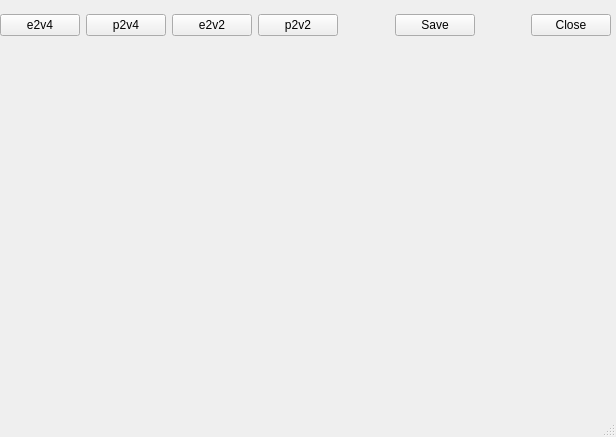
The window that bpm_plot/uis/wp's.ui (vitaliibalakin/c_orbit) describes before a commit, drawn with Qt 5.
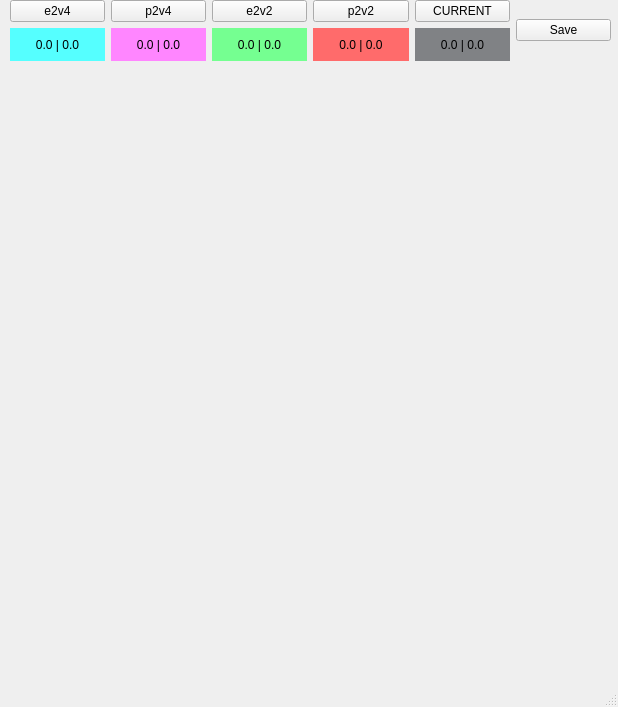
The same window after the commit.

```diff
--- a/bpm_plot/uis/wp's.ui
+++ b/bpm_plot/uis/wp's.ui
@@ -6,104 +6,143 @@
    <rect>
     <x>0</x>
     <y>0</y>
-    <width>616</width>
-    <height>437</height>
+    <width>618</width>
+    <height>707</height>
    </rect>
   </property>
   <property name="windowTitle">
    <string>MainWindow</string>
   </property>
   <widget class="QWidget" name="centralwidget">
-   <widget class="QWidget" name="gridLayoutWidget">
+   <widget class="QWidget" name="wp_plot" native="true">
     <property name="geometry">
      <rect>
-      <x>0</x>
+      <x>10</x>
+      <y>60</y>
+      <width>600</width>
+      <height>600</height>
+     </rect>
+    </property>
+   </widget>
+   <widget class="QWidget" name="gridLayoutWidget_2">
+    <property name="geometry">
+     <rect>
+      <x>10</x>
       <y>0</y>
-      <width>611</width>
-      <height>50</height>
+      <width>601</width>
+      <height>61</height>
      </rect>
     </property>
-    <layout class="QGridLayout" name="gridLayout">
-     <item row="0" column="3">
+    <layout class="QGridLayout" name="gridLayout_3">
+     <item row="1" column="2">
+      <widget class="QLabel" name="lbl_e2v2">
+       <property name="styleSheet">
+        <string notr="true">background-color:#75ff91;</string>
+       </property>
+       <property name="text">
+        <string>0.0 | 0.0</string>
+       </property>
+       <property name="alignment">
+        <set>Qt::AlignCenter</set>
+       </property>
+      </widget>
+     </item>
+     <item row="1" column="4">
+      <widget class="QLabel" name="lbl_cur">
+       <property name="styleSheet">
+        <string notr="true">background-color:#808285;</string>
+       </property>
+       <property name="text">
+        <string>0.0 | 0.0</string>
+       </property>
+       <property name="alignment">
+        <set>Qt::AlignCenter</set>
+       </property>
+      </widget>
+     </item>
+     <item row="0" column="0">
       <widget class="QPushButton" name="btn_sel_e2v4">
        <property name="text">
         <string>e2v4</string>
        </property>
       </widget>
      </item>
-     <item row="0" column="7">
-      <spacer name="horizontalSpacer_3">
-       <property name="orientation">
-        <enum>Qt::Horizontal</enum>
-       </property>
-       <property name="sizeHint" stdset="0">
-        <size>
-         <width>40</width>
-         <height>20</height>
-        </size>
-       </property>
-      </spacer>
-     </item>
-     <item row="0" column="4">
+     <item row="0" column="1">
       <widget class="QPushButton" name="btn_sel_p2v4">
        <property name="text">
         <string>p2v4</string>
        </property>
       </widget>
      </item>
-     <item row="0" column="12">
-      <widget class="QPushButton" name="btn_close">
+     <item row="1" column="1">
+      <widget class="QLabel" name="lbl_p2v4">
+       <property name="styleSheet">
+        <string notr="true">background-color:#ff86ff;</string>
+       </property>
        <property name="text">
-        <string>Close</string>
+        <string>0.0 | 0.0</string>
        </property>
+       <property name="alignment">
+        <set>Qt::AlignCenter</set>
+       </property>
       </widget>
      </item>
-     <item row="0" column="5">
+     <item row="0" column="4">
+      <widget class="QPushButton" name="pushButton">
+       <property name="text">
+        <string>CURRENT</string>
+       </property>
+      </widget>
+     </item>
+     <item row="0" column="2">
       <widget class="QPushButton" name="btn_sel_e2v2">
        <property name="text">
         <string>e2v2</string>
        </property>
       </widget>
      </item>
-     <item row="0" column="10">
-      <widget class="QPushButton" name="btn_save">
+     <item row="1" column="3">
+      <widget class="QLabel" name="lbl_p2v2">
+       <property name="styleSheet">
+        <string notr="true">background-color:#ff6b6b;</string>
+       </property>
        <property name="text">
-        <string>Save</string>
+        <string>0.0 | 0.0</string>
        </property>
+       <property name="alignment">
+        <set>Qt::AlignCenter</set>
+       </property>
       </widget>
      </item>
-     <item row="0" column="6">
+     <item row="1" column="0">
+      <widget class="QLabel" name="lbl_e2v4">
+       <property name="styleSheet">
+        <string notr="true">background-color:#55ffff;</string>
+       </property>
+       <property name="text">
+        <string>0.0 | 0.0</string>
+       </property>
+       <property name="alignment">
+        <set>Qt::AlignCenter</set>
+       </property>
+      </widget>
+     </item>
+     <item row="0" column="3">
       <widget class="QPushButton" name="btn_sel_p2v2">
        <property name="text">
         <string>p2v2</string>
        </property>
       </widget>
      </item>
-     <item row="0" column="11">
-      <spacer name="horizontalSpacer_4">
-       <property name="orientation">
-        <enum>Qt::Horizontal</enum>
+     <item row="0" column="5" rowspan="2">
+      <widget class="QPushButton" name="btn_save">
+       <property name="text">
+        <string>Save</string>
        </property>
-       <property name="sizeHint" stdset="0">
-        <size>
-         <width>40</width>
-         <height>20</height>
-        </size>
-       </property>
-      </spacer>
+      </widget>
      </item>
     </layout>
    </widget>
-   <widget class="QWidget" name="wp_plot" native="true">
-    <property name="geometry">
-     <rect>
-      <x>0</x>
-      <y>50</y>
-      <width>611</width>
-      <height>341</height>
-     </rect>
-    </property>
-   </widget>
   </widget>
   <widget class="QMenuBar" name="menubar">
    <property name="geometry">
```
Left out of the diff: 2 changed lines with no effect on the pictures.
